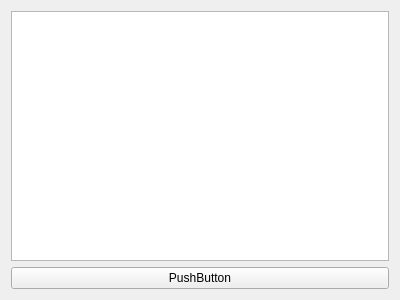
This is mainwindow.ui in VoreWind/CommentOrganizer as Qt 5 draws it before an edit. The edited form follows.
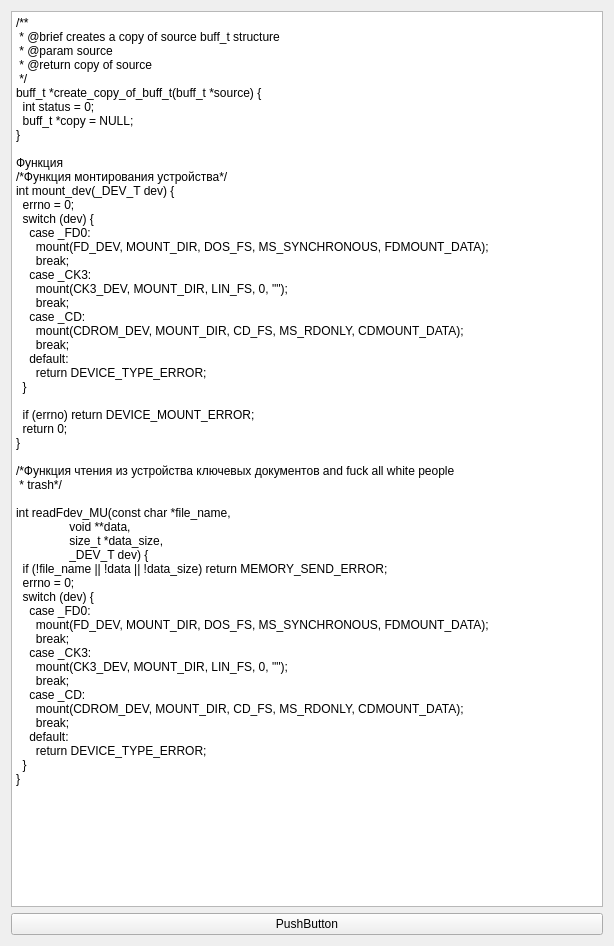
This is the edited form.

```diff
--- a/mainwindow.ui
+++ b/mainwindow.ui
@@ -6,8 +6,8 @@
    <rect>
     <x>0</x>
     <y>0</y>
-    <width>400</width>
-    <height>300</height>
+    <width>614</width>
+    <height>946</height>
    </rect>
   </property>
   <property name="windowTitle">
@@ -15,9 +15,6 @@
   </property>
   <widget class="QWidget" name="centralWidget">
    <layout class="QGridLayout" name="gridLayout">
-    <item row="0" column="0">
-     <widget class="QPlainTextEdit" name="text_edit"/>
-    </item>
     <item row="1" column="0">
      <widget class="QPushButton" name="clean_button">
       <property name="text">
@@ -25,6 +22,71 @@
       </property>
      </widget>
     </item>
+    <item row="0" column="0">
+     <widget class="QTextEdit" name="text_edit">
+      <property name="html">
+       <string>&lt;!DOCTYPE HTML PUBLIC &quot;-//W3C//DTD HTML 4.0//EN&quot; &quot;http://www.w3.org/TR/REC-html40/strict.dtd&quot;&gt;
+&lt;html&gt;&lt;head&gt;&lt;meta name=&quot;qrichtext&quot; content=&quot;1&quot; /&gt;&lt;style type=&quot;text/css&quot;&gt;
+p, li { white-space: pre-wrap; }
+&lt;/style&gt;&lt;/head&gt;&lt;body style=&quot; font-family:'Sans Serif'; font-size:9pt; font-weight:400; font-style:normal;&quot;&gt;
+&lt;p style=&quot; margin-top:0px; margin-bottom:0px; margin-left:0px; margin-right:0px; -qt-block-indent:0; text-indent:0px;&quot;&gt;/**&lt;/p&gt;
+&lt;p style=&quot; margin-top:0px; margin-bottom:0px; margin-left:0px; margin-right:0px; -qt-block-indent:0; text-indent:0px;&quot;&gt; * @brief creates a copy of source buff_t structure&lt;/p&gt;
+&lt;p style=&quot; margin-top:0px; margin-bottom:0px; margin-left:0px; margin-right:0px; -qt-block-indent:0; text-indent:0px;&quot;&gt; * @param source&lt;/p&gt;
+&lt;p style=&quot; margin-top:0px; margin-bottom:0px; margin-left:0px; margin-right:0px; -qt-block-indent:0; text-indent:0px;&quot;&gt; * @return copy of source&lt;/p&gt;
+&lt;p style=&quot; margin-top:0px; margin-bottom:0px; margin-left:0px; margin-right:0px; -qt-block-indent:0; text-indent:0px;&quot;&gt; */&lt;/p&gt;
+&lt;p style=&quot; margin-top:0px; margin-bottom:0px; margin-left:0px; margin-right:0px; -qt-block-indent:0; text-indent:0px;&quot;&gt;buff_t *create_copy_of_buff_t(buff_t *source) {&lt;/p&gt;
+&lt;p style=&quot; margin-top:0px; margin-bottom:0px; margin-left:0px; margin-right:0px; -qt-block-indent:0; text-indent:0px;&quot;&gt;  int status = 0;&lt;/p&gt;
+&lt;p style=&quot; margin-top:0px; margin-bottom:0px; margin-left:0px; margin-right:0px; -qt-block-indent:0; text-indent:0px;&quot;&gt;  buff_t *copy = NULL;&lt;/p&gt;
+&lt;p style=&quot; margin-top:0px; margin-bottom:0px; margin-left:0px; margin-right:0px; -qt-block-indent:0; text-indent:0px;&quot;&gt;}&lt;/p&gt;
+&lt;p style=&quot;-qt-paragraph-type:empty; margin-top:0px; margin-bottom:0px; margin-left:0px; margin-right:0px; -qt-block-indent:0; text-indent:0px;&quot;&gt;&lt;br /&gt;&lt;/p&gt;
+&lt;p style=&quot; margin-top:0px; margin-bottom:0px; margin-left:0px; margin-right:0px; -qt-block-indent:0; text-indent:0px;&quot;&gt;Функция&lt;/p&gt;
+&lt;p style=&quot; margin-top:0px; margin-bottom:0px; margin-left:0px; margin-right:0px; -qt-block-indent:0; text-indent:0px;&quot;&gt;/*Функция монтирования устройства*/&lt;/p&gt;
+&lt;p style=&quot; margin-top:0px; margin-bottom:0px; margin-left:0px; margin-right:0px; -qt-block-indent:0; text-indent:0px;&quot;&gt;int mount_dev(_DEV_T dev) {&lt;/p&gt;
+&lt;p style=&quot; margin-top:0px; margin-bottom:0px; margin-left:0px; margin-right:0px; -qt-block-indent:0; text-indent:0px;&quot;&gt;  errno = 0;&lt;/p&gt;
+&lt;p style=&quot; margin-top:0px; margin-bottom:0px; margin-left:0px; margin-right:0px; -qt-block-indent:0; text-indent:0px;&quot;&gt;  switch (dev) {&lt;/p&gt;
+&lt;p style=&quot; margin-top:0px; margin-bottom:0px; margin-left:0px; margin-right:0px; -qt-block-indent:0; text-indent:0px;&quot;&gt;    case _FD0:&lt;/p&gt;
+&lt;p style=&quot; margin-top:0px; margin-bottom:0px; margin-left:0px; margin-right:0px; -qt-block-indent:0; text-indent:0px;&quot;&gt;      mount(FD_DEV, MOUNT_DIR, DOS_FS, MS_SYNCHRONOUS, FDMOUNT_DATA);&lt;/p&gt;
+&lt;p style=&quot; margin-top:0px; margin-bottom:0px; margin-left:0px; margin-right:0px; -qt-block-indent:0; text-indent:0px;&quot;&gt;      break;&lt;/p&gt;
+&lt;p style=&quot; margin-top:0px; margin-bottom:0px; margin-left:0px; margin-right:0px; -qt-block-indent:0; text-indent:0px;&quot;&gt;    case _CK3:&lt;/p&gt;
+&lt;p style=&quot; margin-top:0px; margin-bottom:0px; margin-left:0px; margin-right:0px; -qt-block-indent:0; text-indent:0px;&quot;&gt;      mount(CK3_DEV, MOUNT_DIR, LIN_FS, 0, &amp;quot;&amp;quot;);&lt;/p&gt;
+&lt;p style=&quot; margin-top:0px; margin-bottom:0px; margin-left:0px; margin-right:0px; -qt-block-indent:0; text-indent:0px;&quot;&gt;      break;&lt;/p&gt;
+&lt;p style=&quot; margin-top:0px; margin-bottom:0px; margin-left:0px; margin-right:0px; -qt-block-indent:0; text-indent:0px;&quot;&gt;    case _CD:&lt;/p&gt;
+&lt;p style=&quot; margin-top:0px; margin-bottom:0px; margin-left:0px; margin-right:0px; -qt-block-indent:0; text-indent:0px;&quot;&gt;      mount(CDROM_DEV, MOUNT_DIR, CD_FS, MS_RDONLY, CDMOUNT_DATA);&lt;/p&gt;
+&lt;p style=&quot; margin-top:0px; margin-bottom:0px; margin-left:0px; margin-right:0px; -qt-block-indent:0; text-indent:0px;&quot;&gt;      break;&lt;/p&gt;
+&lt;p style=&quot; margin-top:0px; margin-bottom:0px; margin-left:0px; margin-right:0px; -qt-block-indent:0; text-indent:0px;&quot;&gt;    default:&lt;/p&gt;
+&lt;p style=&quot; margin-top:0px; margin-bottom:0px; margin-left:0px; margin-right:0px; -qt-block-indent:0; text-indent:0px;&quot;&gt;      return DEVICE_TYPE_ERROR;&lt;/p&gt;
+&lt;p style=&quot; margin-top:0px; margin-bottom:0px; margin-left:0px; margin-right:0px; -qt-block-indent:0; text-indent:0px;&quot;&gt;  }&lt;/p&gt;
+&lt;p style=&quot;-qt-paragraph-type:empty; margin-top:0px; margin-bottom:0px; margin-left:0px; margin-right:0px; -qt-block-indent:0; text-indent:0px;&quot;&gt;&lt;br /&gt;&lt;/p&gt;
+&lt;p style=&quot; margin-top:0px; margin-bottom:0px; margin-left:0px; margin-right:0px; -qt-block-indent:0; text-indent:0px;&quot;&gt;  if (errno) return DEVICE_MOUNT_ERROR;&lt;/p&gt;
+&lt;p style=&quot; margin-top:0px; margin-bottom:0px; margin-left:0px; margin-right:0px; -qt-block-indent:0; text-indent:0px;&quot;&gt;  return 0;&lt;/p&gt;
+&lt;p style=&quot; margin-top:0px; margin-bottom:0px; margin-left:0px; margin-right:0px; -qt-block-indent:0; text-indent:0px;&quot;&gt;}&lt;/p&gt;
+&lt;p style=&quot;-qt-paragraph-type:empty; margin-top:0px; margin-bottom:0px; margin-left:0px; margin-right:0px; -qt-block-indent:0; text-indent:0px;&quot;&gt;&lt;br /&gt;&lt;/p&gt;
+&lt;p style=&quot; margin-top:0px; margin-bottom:0px; margin-left:0px; margin-right:0px; -qt-block-indent:0; text-indent:0px;&quot;&gt;/*Функция чтения из устройства ключевых документов and fuck all white people&lt;/p&gt;
+&lt;p style=&quot; margin-top:0px; margin-bottom:0px; margin-left:0px; margin-right:0px; -qt-block-indent:0; text-indent:0px;&quot;&gt; * trash*/&lt;/p&gt;
+&lt;p style=&quot;-qt-paragraph-type:empty; margin-top:0px; margin-bottom:0px; margin-left:0px; margin-right:0px; -qt-block-indent:0; text-indent:0px;&quot;&gt;&lt;br /&gt;&lt;/p&gt;
+&lt;p style=&quot; margin-top:0px; margin-bottom:0px; margin-left:0px; margin-right:0px; -qt-block-indent:0; text-indent:0px;&quot;&gt;int readFdev_MU(const char *file_name,&lt;/p&gt;
+&lt;p style=&quot; margin-top:0px; margin-bottom:0px; margin-left:0px; margin-right:0px; -qt-block-indent:0; text-indent:0px;&quot;&gt;                void **data,&lt;/p&gt;
+&lt;p style=&quot; margin-top:0px; margin-bottom:0px; margin-left:0px; margin-right:0px; -qt-block-indent:0; text-indent:0px;&quot;&gt;                size_t *data_size,&lt;/p&gt;
+&lt;p style=&quot; margin-top:0px; margin-bottom:0px; margin-left:0px; margin-right:0px; -qt-block-indent:0; text-indent:0px;&quot;&gt;                _DEV_T dev) {&lt;/p&gt;
+&lt;p style=&quot; margin-top:0px; margin-bottom:0px; margin-left:0px; margin-right:0px; -qt-block-indent:0; text-indent:0px;&quot;&gt;  if (!file_name || !data || !data_size) return MEMORY_SEND_ERROR;&lt;/p&gt;
+&lt;p style=&quot; margin-top:0px; margin-bottom:0px; margin-left:0px; margin-right:0px; -qt-block-indent:0; text-indent:0px;&quot;&gt;  errno = 0;&lt;/p&gt;
+&lt;p style=&quot; margin-top:0px; margin-bottom:0px; margin-left:0px; margin-right:0px; -qt-block-indent:0; text-indent:0px;&quot;&gt;  switch (dev) {&lt;/p&gt;
+&lt;p style=&quot; margin-top:0px; margin-bottom:0px; margin-left:0px; margin-right:0px; -qt-block-indent:0; text-indent:0px;&quot;&gt;    case _FD0:&lt;/p&gt;
+&lt;p style=&quot; margin-top:0px; margin-bottom:0px; margin-left:0px; margin-right:0px; -qt-block-indent:0; text-indent:0px;&quot;&gt;      mount(FD_DEV, MOUNT_DIR, DOS_FS, MS_SYNCHRONOUS, FDMOUNT_DATA);&lt;/p&gt;
+&lt;p style=&quot; margin-top:0px; margin-bottom:0px; margin-left:0px; margin-right:0px; -qt-block-indent:0; text-indent:0px;&quot;&gt;      break;&lt;/p&gt;
+&lt;p style=&quot; margin-top:0px; margin-bottom:0px; margin-left:0px; margin-right:0px; -qt-block-indent:0; text-indent:0px;&quot;&gt;    case _CK3:&lt;/p&gt;
+&lt;p style=&quot; margin-top:0px; margin-bottom:0px; margin-left:0px; margin-right:0px; -qt-block-indent:0; text-indent:0px;&quot;&gt;      mount(CK3_DEV, MOUNT_DIR, LIN_FS, 0, &amp;quot;&amp;quot;);&lt;/p&gt;
+&lt;p style=&quot; margin-top:0px; margin-bottom:0px; margin-left:0px; margin-right:0px; -qt-block-indent:0; text-indent:0px;&quot;&gt;      break;&lt;/p&gt;
+&lt;p style=&quot; margin-top:0px; margin-bottom:0px; margin-left:0px; margin-right:0px; -qt-block-indent:0; text-indent:0px;&quot;&gt;    case _CD:&lt;/p&gt;
+&lt;p style=&quot; margin-top:0px; margin-bottom:0px; margin-left:0px; margin-right:0px; -qt-block-indent:0; text-indent:0px;&quot;&gt;      mount(CDROM_DEV, MOUNT_DIR, CD_FS, MS_RDONLY, CDMOUNT_DATA);&lt;/p&gt;
+&lt;p style=&quot; margin-top:0px; margin-bottom:0px; margin-left:0px; margin-right:0px; -qt-block-indent:0; text-indent:0px;&quot;&gt;      break;&lt;/p&gt;
+&lt;p style=&quot; margin-top:0px; margin-bottom:0px; margin-left:0px; margin-right:0px; -qt-block-indent:0; text-indent:0px;&quot;&gt;    default:&lt;/p&gt;
+&lt;p style=&quot; margin-top:0px; margin-bottom:0px; margin-left:0px; margin-right:0px; -qt-block-indent:0; text-indent:0px;&quot;&gt;      return DEVICE_TYPE_ERROR;&lt;/p&gt;
+&lt;p style=&quot; margin-top:0px; margin-bottom:0px; margin-left:0px; margin-right:0px; -qt-block-indent:0; text-indent:0px;&quot;&gt;  }&lt;/p&gt;
+&lt;p style=&quot; margin-top:0px; margin-bottom:0px; margin-left:0px; margin-right:0px; -qt-block-indent:0; text-indent:0px;&quot;&gt;}&lt;/p&gt;&lt;/body&gt;&lt;/html&gt;</string>
+      </property>
+     </widget>
+    </item>
    </layout>
   </widget>
  </widget>
```
